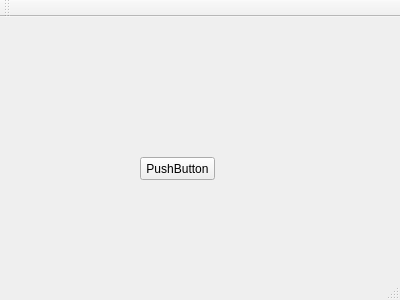
Qt form Software-Engineering/mainwindow.ui (WBatt/Software-Engineering) before a commit.
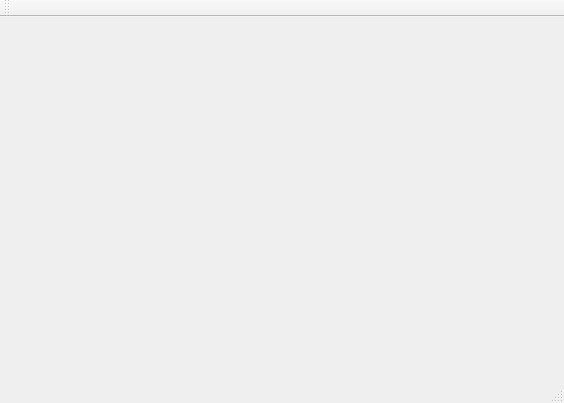
The same form after that commit. Custom widgets are drawn as their Qt base class.

Commit message: set up for widget

Patch:
```diff
--- a/Software-Engineering/mainwindow.ui
+++ b/Software-Engineering/mainwindow.ui
@@ -6,26 +6,25 @@
    <rect>
     <x>0</x>
     <y>0</y>
-    <width>400</width>
-    <height>300</height>
+    <width>564</width>
+    <height>403</height>
    </rect>
   </property>
   <property name="windowTitle">
    <string>MainWindow</string>
   </property>
   <widget class="QWidget" name="centralWidget">
-   <widget class="CustomButton" name="changeName">
+   <widget class="QStackedWidget" name="stackedWidget">
     <property name="geometry">
      <rect>
-      <x>140</x>
-      <y>140</y>
-      <width>75</width>
-      <height>23</height>
+      <x>10</x>
+      <y>-1</y>
+      <width>551</width>
+      <height>351</height>
      </rect>
     </property>
-    <property name="text">
-     <string>PushButton</string>
-    </property>
+    <widget class="QWidget" name="page_3"/>
+    <widget class="QWidget" name="page_4"/>
    </widget>
   </widget>
   <widget class="QMenuBar" name="menuBar">
@@ -49,16 +48,6 @@
   <widget class="QStatusBar" name="statusBar"/>
  </widget>
  <layoutdefault spacing="6" margin="11"/>
- <customwidgets>
-  <customwidget>
-   <class>CustomButton</class>
-   <extends>QPushButton</extends>
-   <header location="global">custombutton.h</header>
-   <slots>
-    <slot>changeName()</slot>
-   </slots>
-  </customwidget>
- </customwidgets>
  <resources/>
  <connections/>
 </ui>
```
Left out of the diff: 2 changed lines with no effect on the pictures. The commit also changes 1 other file.
